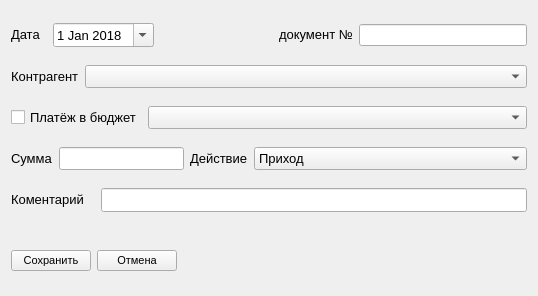
First picture: the form in faces/edit_bank_docs.ui, repository vanobl/counter, before the edit.
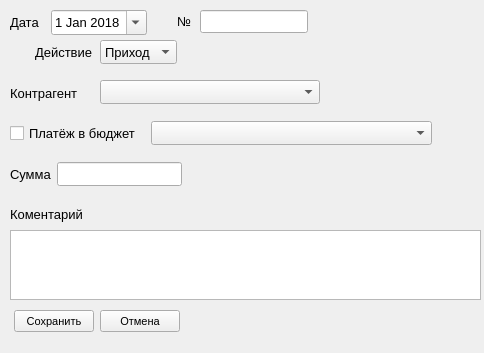
Second picture: the form after the edit.

Commit message: добавлены лэйауты в редактирование выписки

The edit to the form file:
```diff
--- a/faces/edit_bank_docs.ui
+++ b/faces/edit_bank_docs.ui
@@ -6,8 +6,8 @@
    <rect>
     <x>0</x>
     <y>0</y>
-    <width>538</width>
-    <height>296</height>
+    <width>484</width>
+    <height>353</height>
    </rect>
   </property>
   <property name="sizePolicy">
@@ -24,29 +24,25 @@
   <property name="windowTitle">
    <string>Form</string>
   </property>
-  <layout class="QVBoxLayout" name="verticalLayout">
-   <item>
-    <layout class="QHBoxLayout" name="horizontalLayout_6">
-     <item>
-      <widget class="QLabel" name="label_date">
-       <property name="sizePolicy">
-        <sizepolicy hsizetype="Fixed" vsizetype="Fixed">
-         <horstretch>50</horstretch>
-         <verstretch>24</verstretch>
-        </sizepolicy>
-       </property>
-       <property name="font">
-        <font>
-         <pointsize>10</pointsize>
-        </font>
-       </property>
-       <property name="text">
-        <string>Дата  </string>
-       </property>
-      </widget>
-     </item>
-     <item>
+  <widget class="QTextEdit" name="comment_edit">
+   <property name="geometry">
+    <rect>
+     <x>10</x>
+     <y>230</y>
+     <width>471</width>
+     <height>70</height>
+    </rect>
+   </property>
+  </widget>
       <widget class="QDateEdit" name="date_edit">
+   <property name="geometry">
+    <rect>
+     <x>51</x>
+     <y>10</y>
+     <width>96</width>
+     <height>25</height>
+    </rect>
+   </property>
        <property name="sizePolicy">
         <sizepolicy hsizetype="Fixed" vsizetype="Fixed">
          <horstretch>110</horstretch>
@@ -75,25 +71,15 @@
         </date>
        </property>
       </widget>
-     </item>
-     <item>
-      <spacer name="horizontalSpacer_2">
-       <property name="orientation">
-        <enum>Qt::Horizontal</enum>
-       </property>
-       <property name="sizeType">
-        <enum>QSizePolicy::Preferred</enum>
-       </property>
-       <property name="sizeHint" stdset="0">
-        <size>
-         <width>119</width>
-         <height>20</height>
-        </size>
-       </property>
-      </spacer>
-     </item>
-     <item>
       <widget class="QLabel" name="label_number_doc">
+   <property name="geometry">
+    <rect>
+     <x>177</x>
+     <y>13</y>
+     <width>21</width>
+     <height>16</height>
+    </rect>
+   </property>
        <property name="sizePolicy">
         <sizepolicy hsizetype="Fixed" vsizetype="Fixed">
          <horstretch>100</horstretch>
@@ -106,12 +92,42 @@
         </font>
        </property>
        <property name="text">
-        <string>документ №</string>
-       </property>
-      </widget>
-     </item>
-     <item>
+    <string>№</string>
+   </property>
+  </widget>
+  <widget class="QLabel" name="label_date">
+   <property name="geometry">
+    <rect>
+     <x>10</x>
+     <y>14</y>
+     <width>35</width>
+     <height>16</height>
+    </rect>
+   </property>
+   <property name="sizePolicy">
+    <sizepolicy hsizetype="Fixed" vsizetype="Fixed">
+     <horstretch>50</horstretch>
+     <verstretch>24</verstretch>
+    </sizepolicy>
+   </property>
+   <property name="font">
+    <font>
+     <pointsize>10</pointsize>
+    </font>
+   </property>
+   <property name="text">
+    <string>Дата  </string>
+   </property>
+  </widget>
       <widget class="QLineEdit" name="number_doc_edit">
+   <property name="geometry">
+    <rect>
+     <x>200</x>
+     <y>10</y>
+     <width>108</width>
+     <height>23</height>
+    </rect>
+   </property>
        <property name="sizePolicy">
         <sizepolicy hsizetype="Preferred" vsizetype="Fixed">
          <horstretch>40</horstretch>
@@ -124,13 +140,15 @@
         </font>
        </property>
       </widget>
-     </item>
-    </layout>
-   </item>
-   <item>
-    <layout class="QHBoxLayout" name="horizontalLayout_5">
-     <item>
       <widget class="QLabel" name="label_counterparties">
+   <property name="geometry">
+    <rect>
+     <x>10</x>
+     <y>85</y>
+     <width>70</width>
+     <height>16</height>
+    </rect>
+   </property>
        <property name="sizePolicy">
         <sizepolicy hsizetype="Fixed" vsizetype="Fixed">
          <horstretch>100</horstretch>
@@ -146,16 +164,50 @@
         <string>Контрагент</string>
        </property>
       </widget>
-     </item>
-     <item>
-      <widget class="QComboBox" name="combo_counterparties"/>
-     </item>
-    </layout>
-   </item>
-   <item>
-    <layout class="QHBoxLayout" name="horizontalLayout_4">
-     <item>
+  <widget class="QComboBox" name="combo_counterparties">
+   <property name="geometry">
+    <rect>
+     <x>100</x>
+     <y>80</y>
+     <width>220</width>
+     <height>24</height>
+    </rect>
+   </property>
+   <property name="minimumSize">
+    <size>
+     <width>220</width>
+     <height>0</height>
+    </size>
+   </property>
+  </widget>
+  <widget class="QComboBox" name="combo_byudget">
+   <property name="geometry">
+    <rect>
+     <x>151</x>
+     <y>121</y>
+     <width>281</width>
+     <height>24</height>
+    </rect>
+   </property>
+   <property name="minimumSize">
+    <size>
+     <width>281</width>
+     <height>0</height>
+    </size>
+   </property>
+   <property name="editable">
+    <bool>false</bool>
+   </property>
+  </widget>
       <widget class="QCheckBox" name="check_byudget">
+   <property name="geometry">
+    <rect>
+     <x>10</x>
+     <y>122</y>
+     <width>135</width>
+     <height>22</height>
+    </rect>
+   </property>
        <property name="sizePolicy">
         <sizepolicy hsizetype="Fixed" vsizetype="Fixed">
          <horstretch>170</horstretch>
@@ -169,53 +221,15 @@
         <bool>false</bool>
        </property>
       </widget>
-     </item>
-     <item>
-      <widget class="QComboBox" name="combo_byudget">
-       <property name="editable">
-        <bool>false</bool>
-       </property>
-      </widget>
-     </item>
-    </layout>
-   </item>
-   <item>
-    <layout class="QHBoxLayout" name="horizontalLayout_3">
-     <item>
-      <widget class="QLabel" name="label_summ">
-       <property name="sizePolicy">
-        <sizepolicy hsizetype="Fixed" vsizetype="Fixed">
-         <horstretch>62</horstretch>
-         <verstretch>24</verstretch>
-        </sizepolicy>
-       </property>
-       <property name="font">
-        <font>
-         <pointsize>10</pointsize>
-        </font>
-       </property>
-       <property name="text">
-        <string>Сумма</string>
-       </property>
-      </widget>
-     </item>
-     <item>
-      <widget class="QLineEdit" name="summ_edit">
-       <property name="sizePolicy">
-        <sizepolicy hsizetype="Fixed" vsizetype="Fixed">
-         <horstretch>125</horstretch>
-         <verstretch>24</verstretch>
-        </sizepolicy>
-       </property>
-       <property name="font">
-        <font>
-         <pointsize>10</pointsize>
-        </font>
-       </property>
-      </widget>
-     </item>
-     <item>
       <widget class="QLabel" name="label_action">
+   <property name="geometry">
+    <rect>
+     <x>35</x>
+     <y>44</y>
+     <width>59</width>
+     <height>16</height>
+    </rect>
+   </property>
        <property name="sizePolicy">
         <sizepolicy hsizetype="Fixed" vsizetype="Fixed">
          <horstretch>80</horstretch>
@@ -231,12 +245,18 @@
         <string>Действие</string>
        </property>
       </widget>
-     </item>
-     <item>
       <widget class="QComboBox" name="cmbox_action">
        <property name="enabled">
         <bool>true</bool>
        </property>
+   <property name="geometry">
+    <rect>
+     <x>100</x>
+     <y>40</y>
+     <width>77</width>
+     <height>24</height>
+    </rect>
+   </property>
        <property name="sizePolicy">
         <sizepolicy hsizetype="Preferred" vsizetype="Fixed">
          <horstretch>0</horstretch>
@@ -268,13 +288,60 @@
         </property>
        </item>
       </widget>
-     </item>
-    </layout>
-   </item>
-   <item>
-    <layout class="QHBoxLayout" name="horizontalLayout_2">
-     <item>
+  <widget class="QLabel" name="label_summ">
+   <property name="geometry">
+    <rect>
+     <x>10</x>
+     <y>166</y>
+     <width>41</width>
+     <height>16</height>
+    </rect>
+   </property>
+   <property name="sizePolicy">
+    <sizepolicy hsizetype="Fixed" vsizetype="Fixed">
+     <horstretch>62</horstretch>
+     <verstretch>24</verstretch>
+    </sizepolicy>
+   </property>
+   <property name="font">
+    <font>
+     <pointsize>10</pointsize>
+    </font>
+   </property>
+   <property name="text">
+    <string>Сумма</string>
+   </property>
+  </widget>
+  <widget class="QLineEdit" name="summ_edit">
+   <property name="geometry">
+    <rect>
+     <x>57</x>
+     <y>162</y>
+     <width>125</width>
+     <height>24</height>
+    </rect>
+   </property>
+   <property name="sizePolicy">
+    <sizepolicy hsizetype="Fixed" vsizetype="Fixed">
+     <horstretch>125</horstretch>
+     <verstretch>24</verstretch>
+    </sizepolicy>
+   </property>
+   <property name="font">
+    <font>
+     <pointsize>10</pointsize>
+    </font>
+   </property>
+  </widget>
       <widget class="QLabel" name="label_coment">
+   <property name="geometry">
+    <rect>
+     <x>10</x>
+     <y>206</y>
+     <width>85</width>
+     <height>16</height>
+    </rect>
+   </property>
        <property name="sizePolicy">
         <sizepolicy hsizetype="Fixed" vsizetype="Fixed">
          <horstretch>110</horstretch>
@@ -290,50 +357,15 @@
         <string>Коментарий   </string>
        </property>
       </widget>
-     </item>
-     <item>
-      <widget class="QLineEdit" name="comment_edit">
-       <property name="sizePolicy">
-        <sizepolicy hsizetype="Preferred" vsizetype="Fixed">
-         <horstretch>0</horstretch>
-         <verstretch>24</verstretch>
-        </sizepolicy>
-       </property>
-       <property name="minimumSize">
-        <size>
-         <width>0</width>
-         <height>24</height>
-        </size>
-       </property>
-       <property name="font">
-        <font>
-         <pointsize>10</pointsize>
-        </font>
-       </property>
-      </widget>
-     </item>
-    </layout>
-   </item>
-   <item>
-    <spacer name="verticalSpacer">
-     <property name="orientation">
-      <enum>Qt::Vertical</enum>
-     </property>
-     <property name="sizeType">
-      <enum>QSizePolicy::Preferred</enum>
-     </property>
-     <property name="sizeHint" stdset="0">
-      <size>
-       <width>20</width>
-       <height>20</height>
-      </size>
-     </property>
-    </spacer>
-   </item>
-   <item>
-    <layout class="QHBoxLayout" name="horizontalLayout">
-     <item>
       <widget class="QPushButton" name="btn_action">
+   <property name="geometry">
+    <rect>
+     <x>14</x>
+     <y>310</y>
+     <width>80</width>
+     <height>22</height>
+    </rect>
+   </property>
        <property name="font">
         <font>
          <pointsize>8</pointsize>
@@ -343,9 +375,15 @@
         <string>Сохранить</string>
        </property>
       </widget>
-     </item>
-     <item>
       <widget class="QPushButton" name="btn_exit">
+   <property name="geometry">
+    <rect>
+     <x>100</x>
+     <y>310</y>
+     <width>80</width>
+     <height>22</height>
+    </rect>
+   </property>
        <property name="font">
         <font>
          <pointsize>8</pointsize>
@@ -355,23 +393,6 @@
         <string>Отмена</string>
        </property>
       </widget>
-     </item>
-     <item>
-      <spacer name="horizontalSpacer">
-       <property name="orientation">
-        <enum>Qt::Horizontal</enum>
-       </property>
-       <property name="sizeHint" stdset="0">
-        <size>
-         <width>40</width>
-         <height>20</height>
-        </size>
-       </property>
-      </spacer>
-     </item>
-    </layout>
-   </item>
-  </layout>
  </widget>
  <resources/>
  <connections/>
```
Lines whose indentation alone changed are shown as unchanged. The commit also changes 2 other files.
